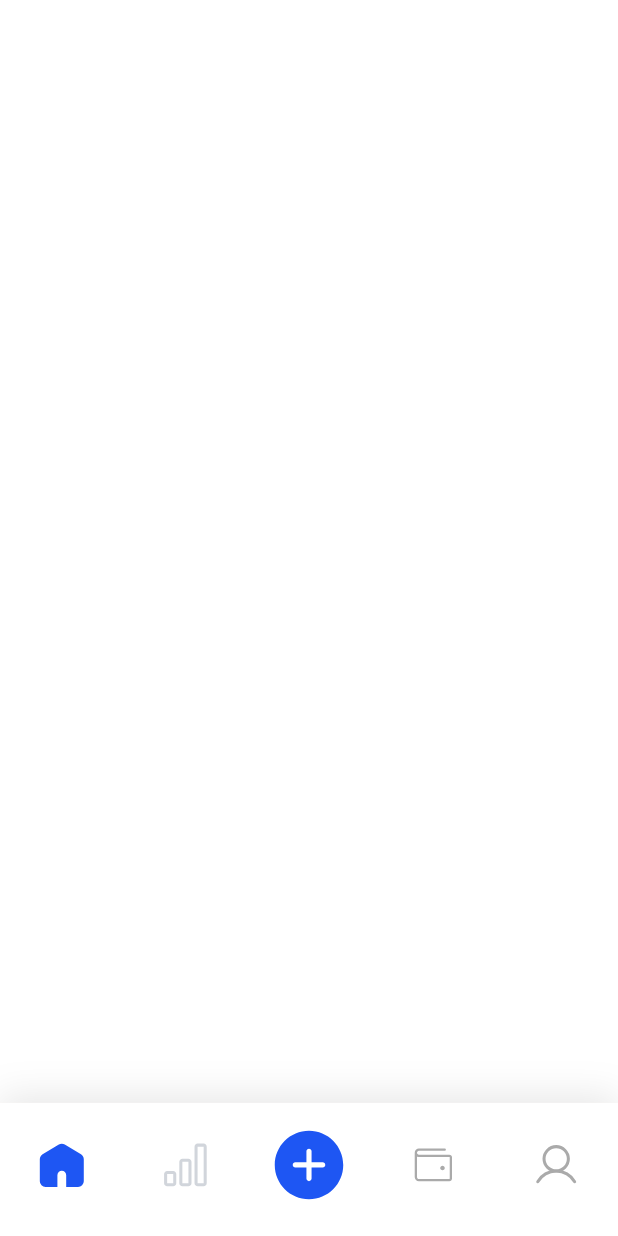
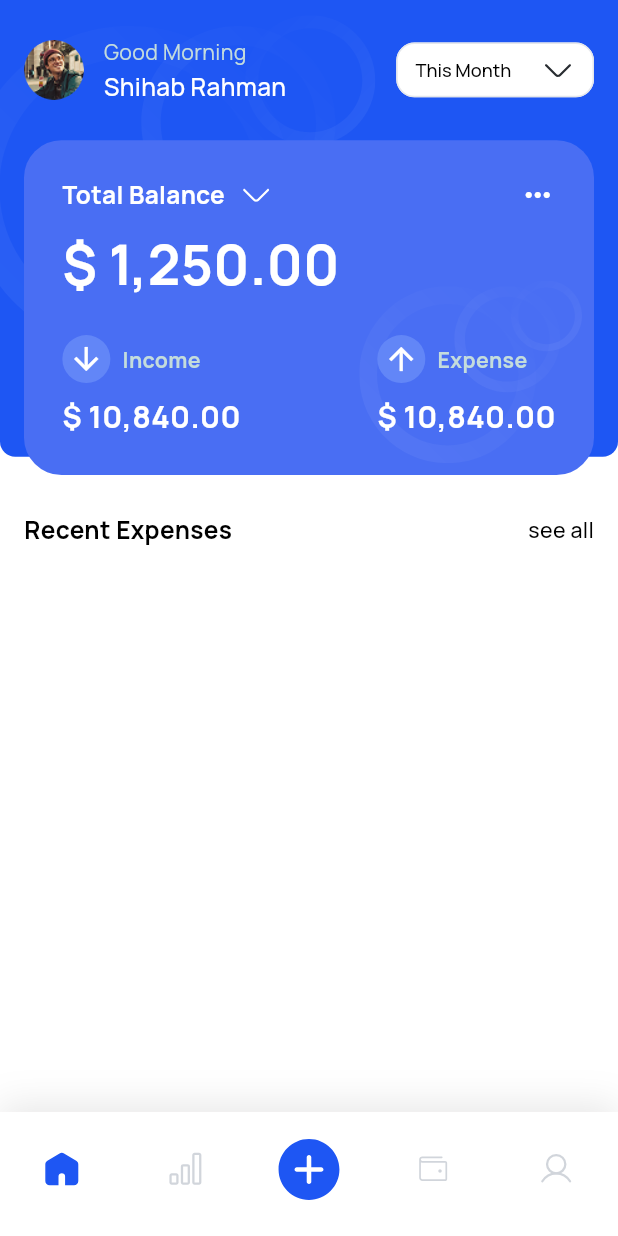
Before and after one commit to YoussefMohamed47/expense_tracker_lite, a Flutter app: the screen it shows after launch, on a phone screen of 412 x 824 dp. Run offline on Flutter 3.47's test engine with Material 3 defaults, Android fonts, the phone set to English and light mode, and no system bars; our stand-ins replace animated_text_kit, device_info_plus, dio, easy_localization, file_picker, flutter_bloc and 18 more; missing offline and left inert: flutter_downloader; generated files the repository leaves out were written again.

Commit message:
feat: Implement Home Screen UI
This commit introduces the initial UI for the Home Screen, including:

- **Top Section:** Displays a greeting, user profile image, and a filter dropdown.
- **Balance Card:** Shows the total balance, income, and expenses.
- **Recent Expenses Section:** Placeholder for displaying recent transactions.
- **Bottom Navigation Bar:** Refactored to use a custom widget for items.
- **Assets:** Added new icons and images for the home screen.
- **Styling:** Updated app colors and introduced new enum for balance type.
- **Status Bar:** Changed status bar color for the home screen.

```diff
--- a/lib/modules/bottom bar/presentation/screens/bottom_bar_screen.dart
+++ b/lib/modules/bottom bar/presentation/screens/bottom_bar_screen.dart
@@ -2,6 +2,7 @@ import 'package:expense_tracker_lite/modules/bottom%20bar/helper/extention.dart'
 import 'package:expense_tracker_lite/modules/bottom%20bar/presentation/bloc/bottom_bar_bloc.dart';
 import 'package:expense_tracker_lite/modules/bottom%20bar/presentation/bloc/bottom_bar_event.dart';
 import 'package:expense_tracker_lite/modules/bottom%20bar/presentation/bloc/bottom_bar_state.dart';
+import 'package:expense_tracker_lite/modules/bottom%20bar/presentation/widgets/custom_bottom_nav_bar_item.dart';
 import 'package:expense_tracker_lite/modules/profile/presentation/screens/profile_screen.dart';
 import 'package:expense_tracker_lite/modules/statistics/presentation/screens/statistics_screen.dart';
 import 'package:expense_tracker_lite/modules/wallet/presentation/screens/wallet_screen.dart';
@@ -106,35 +107,17 @@ class _BottomBarScreenState extends State<BottomBarScreen> {
                     showSelectedLabels: false,
                     showUnselectedLabels: false,
                     items: [
-                      BottomNavigationBarItem(
-                        icon: SvgPicture.asset(
-                          state.currentIndex == 0
-                              ? IconAssets.homeSelectedIcon
-                              : IconAssets.homeUnSelectedIcon,
-                          width: 32.w,
-                          height: 32.h,
-                          colorFilter: ColorFilter.mode(
-                            state.currentIndex == 0
-                                ? AppColors.primary
-                                : AppColors.gray200,
-                            BlendMode.srcIn,
-                          ),
-                        ),
-                        label: "Home",
+                      bottomNavItem(
+                        icon: IconAssets.homeUnSelectedIcon,
+                        selectedIcon: IconAssets.homeSelectedIcon,
+                        index: 0,
+                        state: state,
                       ),
-                      BottomNavigationBarItem(
-                        icon: SvgPicture.asset(
-                          IconAssets.statsIcon,
-                          colorFilter: ColorFilter.mode(
-                            state.currentIndex == 1
-                                ? AppColors.primary
-                                : AppColors.gray200,
-                            BlendMode.srcIn,
-                          ),
-                          width: 32.w,
-                          height: 32.h,
-                        ),
-                        label: "Stats",
+                      bottomNavItem(
+                        icon: IconAssets.statsIcon,
+                        selectedIcon: IconAssets.statsIcon,
+                        index: 1,
+                        state: state,
                       ),
                       BottomNavigationBarItem(
                         icon: SvgPicture.asset(
@@ -143,38 +126,22 @@ class _BottomBarScreenState extends State<BottomBarScreen> {
                             AppColors.primary,
                             BlendMode.srcIn,
                           ),
-                          width: 54.w,
-                          height: 54.h,
+                          width: 48.w,
+                          height: 48.h,
                         ),
                         label: "Add",
                       ),
-                      BottomNavigationBarItem(
-                        icon: SvgPicture.asset(
-                          IconAssets.walletIcon,
-                          colorFilter: state.currentIndex == 3
-                              ? ColorFilter.mode(
-                                  AppColors.primary,
-                                  BlendMode.srcIn,
-                                )
-                              : null,
-                          width: 32.w,
-                          height: 32.h,
-                        ),
-                        label: "Wallet",
+                      bottomNavItem(
+                        icon: IconAssets.walletIcon,
+                        selectedIcon: IconAssets.walletIcon,
+                        index: 3,
+                        state: state,
                       ),
-                      BottomNavigationBarItem(
-                        icon: SvgPicture.asset(
-                          IconAssets.profileIcon,
-                          width: 32.w,
-                          height: 32.h,
-                          colorFilter: state.currentIndex == 4
-                              ? ColorFilter.mode(
-                                  AppColors.primary,
-                                  BlendMode.srcIn,
-                                )
-                              : null,
-                        ),
-                        label: "Profile",
+                      bottomNavItem(
+                        icon: IconAssets.profileIcon,
+                        selectedIcon: IconAssets.profileIcon,
+                        index: 4,
+                        state: state,
                       ),
                     ],
                   )),
--- /dev/null
+++ b/lib/modules/bottom bar/presentation/widgets/custom_bottom_nav_bar_item.dart
@@ -0,0 +1,26 @@
+import 'package:expense_tracker_lite/modules/bottom%20bar/helper/extention.dart';
+import 'package:expense_tracker_lite/modules/bottom%20bar/presentation/bloc/bottom_bar_state.dart';
+import 'package:expense_tracker_lite/utils/resources/app_colors.dart';
+import 'package:flutter/material.dart';
+import 'package:flutter_screenutil/flutter_screenutil.dart';
+import 'package:flutter_svg/flutter_svg.dart';
+
+BottomNavigationBarItem bottomNavItem({
+  required String icon,
+  required String selectedIcon,
+  required int index,
+  required BottomBarState state,
+}) {
+  return BottomNavigationBarItem(
+    icon: SvgPicture.asset(
+      state.currentIndex == index ? selectedIcon : icon,
+      width: 24.w,
+      height: 24.h,
+      colorFilter: ColorFilter.mode(
+        state.currentIndex == index ? AppColors.primary : AppColors.gray200,
+        BlendMode.srcIn,
+      ),
+    ),
+    label: "",
+  );
+}
--- a/lib/modules/home/presentation/screens/home_screen.dart
+++ b/lib/modules/home/presentation/screens/home_screen.dart
@@ -1,12 +1,14 @@
-import 'dart:developer';
-
+import 'package:expense_tracker_lite/modules/home/presentation/widgets/home_balance_card.dart';
+import 'package:expense_tracker_lite/modules/home/presentation/widgets/home_logo_header.dart';
+import 'package:expense_tracker_lite/modules/home/presentation/widgets/home_recent_expenses.dart';
+import 'package:expense_tracker_lite/modules/home/presentation/widgets/home_top_section.dart';
+import 'package:expense_tracker_lite/utils/helpers/spacing.dart';
 import 'package:expense_tracker_lite/utils/resources/app_colors.dart';
 import 'package:flutter/material.dart';
+import 'package:flutter/services.dart';
 
 class HomeScreen extends StatefulWidget {
-  const HomeScreen({
-    super.key,
-  });
+  const HomeScreen({super.key});
 
   @override
   State<HomeScreen> createState() => _HomeScreenState();
@@ -14,22 +16,55 @@ class HomeScreen extends StatefulWidget {
 
 class _HomeScreenState extends State<HomeScreen> {
   @override
+  void initState() {
+    super.initState();
+
+    SystemChrome.setSystemUIOverlayStyle(
+      SystemUiOverlayStyle.light.copyWith(
+        statusBarColor: AppColors.primary,
+        statusBarIconBrightness: Brightness.light,
+      ),
+    );
+  }
+
+  @override
+  void dispose() {
+    SystemChrome.setSystemUIOverlayStyle(
+      SystemUiOverlayStyle.dark.copyWith(
+        statusBarColor: Colors.transparent,
+        statusBarIconBrightness: Brightness.dark,
+      ),
+    );
+    super.dispose();
+  }
+
+  @override
   Widget build(BuildContext context) {
-    log("Home Called");
     return Scaffold(
       backgroundColor: AppColors.white,
-      body: SafeArea(
-        child: SingleChildScrollView(
-          clipBehavior: Clip.none,
-          child: Padding(
-            padding: const EdgeInsets.all(16.0),
-            child: Column(
-                mainAxisAlignment: MainAxisAlignment.start,
-                crossAxisAlignment: CrossAxisAlignment.start,
-                children: [
-                  // HomeBlocListener(),
-                ]),
-          ),
+      extendBodyBehindAppBar: true,
+      body: SingleChildScrollView(
+        clipBehavior: Clip.none,
+        child: Stack(
+          children: [
+            LogoHeader(),
+            SafeArea(
+              top: true,
+              child: Padding(
+                padding: EdgeInsets.all(16.0),
+                child: Column(
+                  children: [
+                    verticalSpace(8),
+                    HomeTopSection(),
+                    verticalSpace(24),
+                    HomeBalanceCard(),
+                    verticalSpace(24),
+                    HomeRecentExpensesSection(),
+                  ],
+                ),
+              ),
+            ),
+          ],
         ),
       ),
     );
--- /dev/null
+++ b/lib/modules/home/presentation/widgets/balance_type_widget.dart
@@ -0,0 +1,54 @@
+import 'package:expense_tracker_lite/utils/helpers/enums.dart';
+import 'package:expense_tracker_lite/utils/helpers/spacing.dart';
+import 'package:expense_tracker_lite/utils/resources/app_colors.dart';
+import 'package:expense_tracker_lite/utils/resources/styles_manager.dart';
+import 'package:flutter/material.dart';
+import 'package:flutter_screenutil/flutter_screenutil.dart';
+
+class BalanceTypeWidget extends StatelessWidget {
+  final BalanceType balanceType;
+
+  const BalanceTypeWidget({super.key, required this.balanceType});
+
+  @override
+  Widget build(BuildContext context) {
+    return Column(
+      crossAxisAlignment: CrossAxisAlignment.start,
+      children: [
+        Row(
+          spacing: 8,
+          children: [
+            Container(
+              padding: const EdgeInsets.all(4),
+              decoration: BoxDecoration(
+                color: AppColors.aquaSapphire,
+                shape: BoxShape.circle,
+              ),
+              child: Icon(
+                balanceType == BalanceType.expense
+                    ? Icons.arrow_upward
+                    : Icons.arrow_downward,
+                color: AppColors.white,
+              ),
+            ),
+            Text(
+              balanceType == BalanceType.income ? 'Income' : 'Expense',
+              style: TextStyles.manropeFontBold.copyWith(
+                fontSize: 14.sp,
+                color: AppColors.lightBlue,
+              ),
+            ),
+          ],
+        ),
+        verticalSpace(8),
+        Text(
+          "\$ 10,840.00",
+          style: TextStyles.manropeFontBold.copyWith(
+            fontSize: 20.sp,
+            color: AppColors.white,
+          ),
+        ),
+      ],
+    );
+  }
+}
--- /dev/null
+++ b/lib/modules/home/presentation/widgets/home_balance_card.dart
@@ -0,0 +1,98 @@
+import 'package:expense_tracker_lite/modules/home/presentation/widgets/balance_type_widget.dart';
+import 'package:expense_tracker_lite/utils/helpers/enums.dart';
+import 'package:expense_tracker_lite/utils/helpers/spacing.dart';
+import 'package:expense_tracker_lite/utils/resources/app_colors.dart';
+import 'package:expense_tracker_lite/utils/resources/assets_manager.dart';
+import 'package:expense_tracker_lite/utils/resources/styles_manager.dart';
+import 'package:flutter/material.dart';
+import 'package:flutter_screenutil/flutter_screenutil.dart';
+import 'package:flutter_svg/flutter_svg.dart';
+
+class HomeBalanceCard extends StatelessWidget {
+  const HomeBalanceCard({super.key});
+
+  @override
+  Widget build(BuildContext context) {
+    return Container(
+      width: double.infinity,
+      height: 220.h,
+      clipBehavior: Clip.none,
+      padding: const EdgeInsets.all(8),
+      decoration: BoxDecoration(
+        color: AppColors.primaryWithOpacity,
+        borderRadius: BorderRadius.circular(25),
+      ),
+      child: Stack(
+        clipBehavior: Clip.none,
+        alignment: Alignment.bottomRight,
+        children: [
+          SvgPicture.asset(
+            IconAssets.circlesIcon,
+            fit: BoxFit.cover,
+            colorFilter: ColorFilter.mode(
+              AppColors.white,
+              BlendMode.srcIn,
+            ),
+            height: 120.h,
+          ),
+          Positioned(
+            top: 16.h,
+            left: 16.w,
+            right: 16.w,
+            bottom: 16.h,
+            child: Column(
+              crossAxisAlignment: CrossAxisAlignment.start,
+              children: [
+                Row(
+                  mainAxisAlignment: MainAxisAlignment.spaceBetween,
+                  children: [
+                    Row(
+                      spacing: 8.w,
+                      children: [
+                        Text(
+                          'Total Balance',
+                          style: TextStyles.manropeFontBold.copyWith(
+                            fontSize: 16.sp,
+                            color: AppColors.white,
+                          ),
+                        ),
+                        SvgPicture.asset(
+                          IconAssets.arrowDownIcon,
+                          color: AppColors.white,
+                        ),
+                      ],
+                    ),
+                    Icon(
+                      Icons.more_horiz,
+                      color: AppColors.white,
+                    ),
+                  ],
+                ),
+                verticalSpace(8),
+                Text(
+                  "\$ 1,250.00",
+                  style: TextStyles.manropeFontBold.copyWith(
+                    fontSize: 36.sp,
+                    color: AppColors.white,
+                  ),
+                ),
+                Spacer(),
+                Row(
+                  mainAxisAlignment: MainAxisAlignment.spaceBetween,
+                  children: [
+                    BalanceTypeWidget(
+                      balanceType: BalanceType.income,
+                    ),
+                    BalanceTypeWidget(
+                      balanceType: BalanceType.expense,
+                    )
+                  ],
+                )
+              ],
+            ),
+          ),
+        ],
+      ),
+    );
+  }
+}
--- /dev/null
+++ b/lib/modules/home/presentation/widgets/home_logo_header.dart
@@ -0,0 +1,42 @@
+import 'package:expense_tracker_lite/utils/resources/app_colors.dart';
+import 'package:expense_tracker_lite/utils/resources/assets_manager.dart';
+import 'package:flutter/material.dart';
+import 'package:flutter_screenutil/flutter_screenutil.dart';
+import 'package:flutter_svg/flutter_svg.dart';
+
+class LogoHeader extends StatelessWidget {
+  const LogoHeader({super.key});
+
+  @override
+  Widget build(BuildContext context) {
+    return Container(
+      height: 300.h,
+      width: double.infinity,
+      decoration: BoxDecoration(
+        color: AppColors.primary,
+        borderRadius: BorderRadius.only(
+          bottomLeft: Radius.circular(10.r),
+          bottomRight: Radius.circular(10.r),
+        ),
+      ),
+      child: Stack(
+        clipBehavior: Clip.none,
+        children: [
+          Positioned(
+            top: 10.h,
+            left: -20.w,
+            child: SvgPicture.asset(
+              IconAssets.circlesIcon,
+              fit: BoxFit.cover,
+              colorFilter: ColorFilter.mode(
+                AppColors.white,
+                BlendMode.srcIn,
+              ),
+              height: 220.h,
+            ),
+          ),
+        ],
+      ),
+    );
+  }
+}
--- /dev/null
+++ b/lib/modules/home/presentation/widgets/home_recent_expenses.dart
@@ -0,0 +1,36 @@
+import 'package:expense_tracker_lite/utils/resources/app_colors.dart';
+import 'package:expense_tracker_lite/utils/resources/styles_manager.dart';
+import 'package:flutter/material.dart';
+import 'package:flutter_screenutil/flutter_screenutil.dart';
+
+class HomeRecentExpensesSection extends StatelessWidget {
+  const HomeRecentExpensesSection({super.key});
+
+  @override
+  Widget build(BuildContext context) {
+    return Column(
+      crossAxisAlignment: CrossAxisAlignment.start,
+      children: [
+        Row(
+          mainAxisAlignment: MainAxisAlignment.spaceBetween,
+          children: [
+            Text(
+              'Recent Expenses',
+              style: TextStyles.manropeFontBold.copyWith(
+                fontSize: 16.sp,
+                color: AppColors.black,
+              ),
+            ),
+            Text(
+              'see all',
+              style: TextStyles.manropeFontMedium.copyWith(
+                fontSize: 14.sp,
+                color: AppColors.black,
+              ),
+            ),
+          ],
+        ),
+      ],
+    );
+  }
+}
--- /dev/null
+++ b/lib/modules/home/presentation/widgets/home_top_section.dart
@@ -0,0 +1,123 @@
+import 'package:expense_tracker_lite/utils/helpers/constants.dart';
+import 'package:expense_tracker_lite/utils/helpers/spacing.dart';
+import 'package:expense_tracker_lite/utils/resources/app_colors.dart';
+import 'package:expense_tracker_lite/utils/resources/assets_manager.dart';
+import 'package:expense_tracker_lite/utils/resources/styles_manager.dart';
+import 'package:flutter/material.dart';
+import 'package:flutter_screenutil/flutter_screenutil.dart';
+import 'package:flutter_svg/flutter_svg.dart';
+
+class HomeTopSection extends StatelessWidget {
+  const HomeTopSection({super.key});
+
+  @override
+  Widget build(BuildContext context) {
+    return Row(
+      mainAxisAlignment: MainAxisAlignment.spaceBetween,
+      children: [
+        // User Profile
+        Row(
+          children: [
+            Container(
+              height: 40,
+              width: 40,
+              decoration: BoxDecoration(
+                shape: BoxShape.circle,
+                image: DecorationImage(
+                  image: AssetImage(ImageAssets.userImage),
+                  fit: BoxFit.cover,
+                ),
+              ),
+            ),
+            horizontalSpace(12),
+            Column(
+              crossAxisAlignment: CrossAxisAlignment.start,
+              spacing: 2,
+              children: [
+                Text(
+                  'Good Morning',
+                  style: TextStyles.manropeFontLight.copyWith(
+                    fontSize: 14.sp,
+                    color: AppColors.lightBlue,
+                  ),
+                ),
+                Text(
+                  'Shihab Rahman',
+                  style: TextStyles.manropeFontMedium.copyWith(
+                    fontSize: 16.sp,
+                    color: AppColors.white,
+                  ),
+                ),
+              ],
+            ),
+          ],
+        ),
+        // Filter Dropdown
+        SizedBox(
+          width: 120.w,
+          height: 36.h,
+          child: DropdownButtonFormField<String>(
+            menuMaxHeight: 180.h,
+            value: Constants.filterList.first,
+            alignment: AlignmentDirectional.centerStart,
+            hint: Padding(
+              padding: EdgeInsets.only(left: 4.w),
+              child: Text(
+                "Filter",
+                style: TextStyles.manropeFontMedium.copyWith(
+                  fontSize: 12.sp,
+                  color: AppColors.gray700,
+                ),
+              ),
+            ),
+            icon: SvgPicture.asset(
+              IconAssets.arrowDownIcon,
+              height: 16.h,
+              width: 16.w,
+              color: AppColors.gray950,
+            ),
+            isExpanded: true,
+            style: TextStyles.manropeFontMedium.copyWith(
+              fontSize: 12.sp,
+              color: AppColors.black,
+            ),
+            decoration: InputDecoration(
+              filled: true,
+              fillColor: AppColors.white,
+              contentPadding:
+                  EdgeInsets.symmetric(horizontal: 8.w, vertical: 6.h),
+              border: OutlineInputBorder(
+                borderRadius: BorderRadius.circular(12.r),
+                borderSide: BorderSide(color: AppColors.gray300, width: 1),
+              ),
+              enabledBorder: OutlineInputBorder(
+                borderRadius: BorderRadius.circular(12.r),
+                borderSide: BorderSide(color: AppColors.gray300, width: 1),
+              ),
+              focusedBorder: OutlineInputBorder(
+                borderRadius: BorderRadius.circular(12.r),
+                borderSide: BorderSide(color: AppColors.primary, width: 1.2),
+              ),
+            ),
+            dropdownColor: AppColors.white,
+            items: Constants.filterList.map((filterItem) {
+              return DropdownMenuItem<String>(
+                value: filterItem,
+                child: Text(
+                  filterItem,
+                  style: TextStyles.manropeFontMedium.copyWith(
+                    fontSize: 12.sp,
+                    color: AppColors.black,
+                  ),
+                ),
+              );
+            }).toList(),
+            onChanged: (value) {
+              // TODO: handle selection
+            },
+          ),
+        )
+      ],
+    );
+  }
+}
--- a/lib/utils/helpers/constants.dart
+++ b/lib/utils/helpers/constants.dart
@@ -1,5 +1,3 @@
-
-
 class Constants {
   //static const String baseUrl = "https://api.platform.ALASSEMA.com/api/v1";
   static const String baseUrl = "http://69.10.56.98:81/backend/api/";
@@ -30,4 +28,9 @@ class Constants {
   static const int mnsaId = 1;
   static const int libraryId = 2;
   static String? selectedTimeForTasl;
+
+  static const List<String> filterList = [
+    "This Month",
+    "Last 7 Days",
+  ];
 }
--- a/lib/utils/helpers/enums.dart
+++ b/lib/utils/helpers/enums.dart
@@ -1,58 +1 @@
-enum AuthType { login, register }
-
-enum VerificationType { login, register, forgetPassword }
-enum DeleteCaller {
-  fromProjectsScreen,
-  fromHomeScreen,
-}
-
-enum UserRoles {
-  //pm(1, "PM"),
-  user(2, "User"),
-  admin(3, "Admin");
-
-  final int value;
-  final String label;
-
-  const UserRoles(this.value, this.label);
-}
-
-enum WorkSpacePrivacyType {
-  public(1, "Public"),
-  specificUsersAndTeams(3, "Specific Users And Teams");
-
-  final int value;
-  final String label;
-
-  const WorkSpacePrivacyType(this.value, this.label);
-}
-
-enum BoardPrivacy {
-  public(1, "Public"),
-  workspace(2, "Workspace"),
-  specificUsersAndTeams(3, "Specific Users And Teams");
-
-  final int value;
-  final String label;
-
-  const BoardPrivacy(this.value, this.label);
-}
-
-enum ProjectOperation {
-  create,
-  edit,
-  view,
-}
-
-enum TenantFlowStep {
-  tenants,
-  tenantsWorkspaces,
-}
-
-enum ProjectStatus {
-  notStarted,
-  inProgress,
-  completed,
-  onHold,
-  cancelled,
-}
+enum BalanceType { income, expense }
--- a/lib/utils/resources/app_colors.dart
+++ b/lib/utils/resources/app_colors.dart
@@ -8,6 +8,9 @@ class AppColors {
   static const Color primaryDark = Color(0xFF1F6A92);
   static const Color primaryLight = Color(0xFF1B5B7E);
   static const Color blue25 = Color(0xFFE7F2F8);
+  static const Color primaryWithOpacity = Color(0xFF496ef3);
+  static const Color aquaSapphire = Color(0xFF6286F7);
+  static const Color lightBlue = Color(0xFFC4DCDC);
 
   // -----------------------
   // Status Colors
--- a/lib/utils/resources/assets_manager.dart
+++ b/lib/utils/resources/assets_manager.dart
@@ -3,7 +3,9 @@ const String booksPath = "assets/books";
 const String iconPath = "assets/icons";
 const String jsonPath = "assets/json";
 
-class ImageAssets {}
+class ImageAssets {
+  static const String userImage = "$imagePath/user_image.png";
+}
 
 class PdfAssets {}
 
@@ -20,4 +22,5 @@ class IconAssets {
   static const passwordEyeIcon = "$iconPath/eye.svg";
   static const passwordEyeSlashIcon = "$iconPath/eye-slash.svg";
   static const profileIcon = "$iconPath/profile.svg";
+  static const circlesIcon = "$iconPath/circles.svg";
 }
```
Also changed, not shown: assets/icons/circles.svg (added), assets/images/user_image.png (added).
